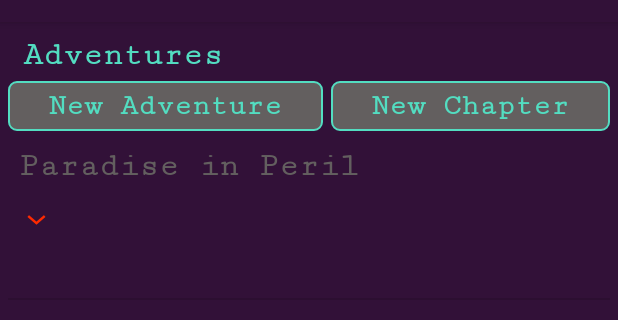
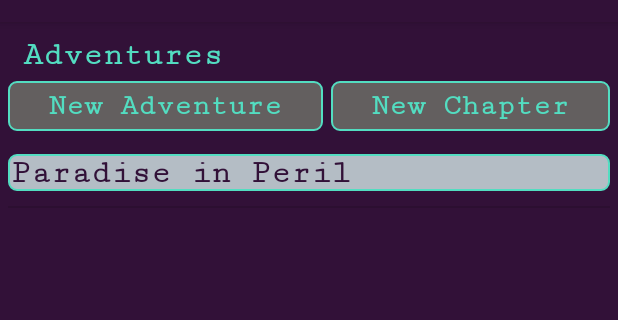
Before and after one commit to zweber11/DiceMaster, an Android app: the screen it shows after launch (MainActivity), after a tap on "Adventures", on a phone screen of 412 x 824 dp, the part 62-382 px from its top. Run offline under Robolectric (Android 15) with nearby library versions, the phone set to English and light mode, and no system bars.

Commit message:
-Expandable ListView/Adapter for Adventures.. -Displaying Chapter children when you select an Adventure. -Added another background drawable for easy ListItem/control styling rollouts/options.

```diff
--- a/app/src/main/java/com/hellwebstudios/zweber/dd/Fragments/Adventures/AdventuresFragment.java
+++ b/app/src/main/java/com/hellwebstudios/zweber/dd/Fragments/Adventures/AdventuresFragment.java
@@ -53,11 +53,12 @@ public class AdventuresFragment extends Fragment {
 
     //ExpandableListView code.
     ExpandableListView exListView;
-    List<String> adventures;
+    List<Adventure> adventures;
     Map<String, List<Chapter>> chapters;
     Cursor res;
 
     ExpandableListAdapter expandableListAdapter;
+    Adventure newAdv;
 
     public AdventuresFragment() {
         // Required empty public constructor
@@ -83,6 +84,15 @@ public class AdventuresFragment extends Fragment {
         //ExpandableListView code.
         exListView = (ExpandableListView) getView().findViewById(R.id.exAdvListView);
 
+        exListView.setOnChildClickListener(new ExpandableListView.OnChildClickListener() {
+            @Override
+            public boolean onChildClick(ExpandableListView expandableListView, View view, int groupPosition, int childPosition, long l) {
+                Toast.makeText(getContext(), adventures.get(groupPosition) + " : " + chapters.get(adventures.get(groupPosition).Name).get(childPosition), Toast.LENGTH_SHORT).show();
+                return false;
+            }
+        });
+
+
         exListView.setOnItemLongClickListener(new AdapterView.OnItemLongClickListener() {
             @Override
             public boolean onItemLongClick(AdapterView<?> adapterView, View view, int position, long id) {
@@ -98,8 +108,8 @@ public class AdventuresFragment extends Fragment {
 //                        Toast.makeText(getActivity(), "An error occurred...", Toast.LENGTH_SHORT).show();
 
                     //Call fillData() to refresh the DrinkList.
-                    res = db.getAllAdv();
-                    fillData(res);
+//                    res = db.getAllAdv();
+//                    fillData(res);
 
                     // Return true as we are handling the event.
                     return true;
@@ -108,13 +118,13 @@ public class AdventuresFragment extends Fragment {
             }
         });
 
-        exListView.setOnGroupClickListener(new ExpandableListView.OnGroupClickListener() {
-            @Override
-            public boolean onGroupClick(ExpandableListView expandableListView, View view, int i, long l) {
-                Toast.makeText(getContext(), "Testing!", Toast.LENGTH_SHORT).show();
-                return false;
-            }
-        });
+//        exListView.setOnGroupClickListener(new ExpandableListView.OnGroupClickListener() {
+//            @Override
+//            public boolean onGroupClick(ExpandableListView expandableListView, View view, int i, long l) {
+//                Toast.makeText(getContext(), "Testing!", Toast.LENGTH_SHORT).show();
+//                return false;
+//            }
+//        });
 
 //        lvAdv = (ListView) getView().findViewById(R.id.lvAdventures);
 //
@@ -292,7 +302,15 @@ public class AdventuresFragment extends Fragment {
         else {
             //Populate the ArrayList with Adventures.
             while (dbCall.moveToNext()) {
-                adventures.add(dbCall.getString(1));
+
+                newAdv = new Adventure();
+                newAdv.AdvID = dbCall.getInt(0);
+                newAdv.Name = dbCall.getString(1);
+                newAdv.Desc = dbCall.getString(2);
+                newAdv.CharID = dbCall.getInt(3);
+                newAdv.NumChapters = dbCall.getInt(4);
+
+                adventures.add(newAdv);
 
                 List<Chapter> chap = new ArrayList<>();
 
@@ -301,8 +319,10 @@ public class AdventuresFragment extends Fragment {
                 while (res2.moveToNext())
                     chap.add(new Chapter(res2.getInt(0), res2.getInt(1), res2.getString(2)));
 
-                chapters.put(dbCall.getString(0), chap);
+                chapters.put(newAdv.Name, chap);
             }
+
+            exListView.setGroupIndicator(null);
 
             //Init adapter
             expandableListAdapter = new AdvExListAdapter(this.getContext(), adventures, chapters);
--- a/app/src/main/java/com/hellwebstudios/zweber/dd/ListAdapters/AdvExListAdapter.java
+++ b/app/src/main/java/com/hellwebstudios/zweber/dd/ListAdapters/AdvExListAdapter.java
@@ -8,6 +8,7 @@ import android.widget.BaseExpandableListAdapter;
 import android.widget.TextView;
 
 import com.hellwebstudios.zweber.dd.DataHelper;
+import com.hellwebstudios.zweber.dd.DataObjects.Adventure;
 import com.hellwebstudios.zweber.dd.DataObjects.Chapter;
 import com.hellwebstudios.zweber.dd.R;
 
@@ -21,10 +22,10 @@ import java.util.Map;
 public class AdvExListAdapter extends BaseExpandableListAdapter {
 
     private Context context;
-    private List<String> adventures;
+    private List<Adventure> adventures;
     private Map<String, List<Chapter>> chapters;
 
-    public AdvExListAdapter(Context context, List<String> adventures, Map<String, List<Chapter>> chapters) {
+    public AdvExListAdapter(Context context, List<Adventure> adventures, Map<String, List<Chapter>> chapters) {
         this.context = context;
         this.adventures = adventures;
         this.chapters = chapters;
@@ -37,17 +38,18 @@ public class AdvExListAdapter extends BaseExpandableListAdapter {
 
     @Override
     public int getChildrenCount(int groupPosition) {
-        return chapters.get(adventures.get(groupPosition)).size();
+        return chapters.get(adventures.get(groupPosition).Name).size();
+//        return 0;
     }
 
     @Override
     public Object getGroup(int groupPosition) {
-        return adventures.get(groupPosition);
+        return adventures.get(groupPosition).Name;
     }
 
     @Override
     public Object getChild(int groupPosition, int childPosition) {
-        return chapters.get(adventures.get(groupPosition)).get(childPosition);
+        return chapters.get(adventures.get(groupPosition)).get(childPosition).Name;
     }
 
     @Override
@@ -79,10 +81,10 @@ public class AdvExListAdapter extends BaseExpandableListAdapter {
         txtTitle.setText(adventureName);
 
         TextView txt2 = (TextView) convertView.findViewById(R.id.txtExParent2);
-        txt2.setVisibility(View.INVISIBLE);
+        txt2.setVisibility(View.GONE);
 
         TextView txt3 = (TextView) convertView.findViewById(R.id.txtExParent3);
-        txt3.setVisibility(View.INVISIBLE);
+        txt3.setVisibility(View.GONE);
 
         return convertView;
     }
@@ -90,10 +92,9 @@ public class AdvExListAdapter extends BaseExpandableListAdapter {
     @Override
     public View getChildView(int groupPosition, int childPosition, boolean isLastChild, View convertView, ViewGroup parent) {
 
-        DataHelper db = new DataHelper(context);
-        Integer cID = chapters.get(adventures.get(groupPosition)).get(childPosition).ChapID;
+        Integer cID = chapters.get(adventures.get(groupPosition).Name).get(childPosition).ChapID;
 
-        String chapterName = db.getChapTitle(cID);
+        String chapterName = chapters.get(adventures.get(groupPosition).Name).get(childPosition).Name;
 
         if (convertView == null) {
             LayoutInflater inflater = (LayoutInflater) context.getSystemService(context.LAYOUT_INFLATER_SERVICE);
@@ -104,10 +105,10 @@ public class AdvExListAdapter extends BaseExpandableListAdapter {
         txtChapName.setText(chapterName);
 
         TextView txt2 = (TextView) convertView.findViewById(R.id.txtExChild2);
-        txt2.setVisibility(View.INVISIBLE);
+        txt2.setVisibility(View.GONE);
 
         TextView txt3 = (TextView) convertView.findViewById(R.id.txtExChild3);
-        txt3.setVisibility(View.INVISIBLE);
+        txt3.setVisibility(View.GONE);
 
         convertView.setTag(cID);
 
--- /dev/null
+++ b/app/src/main/res/drawable/background3.xml
@@ -0,0 +1,8 @@
+<?xml version="1.0" encoding="utf-8"?>
+<shape xmlns:android="http://schemas.android.com/apk/res/android">
+    <solid android:color="@color/color6" />
+    <corners android:radius="5dp" />
+    <stroke
+        android:width="1dp"
+        android:color="@color/color5" />
+</shape>
--- a/app/src/main/res/layout/fragment_adventures.xml
+++ b/app/src/main/res/layout/fragment_adventures.xml
@@ -38,10 +38,12 @@
             <!--android:textSize="20sp" />-->
 
     </LinearLayout>
+
     <LinearLayout
-        android:orientation="horizontal"
         android:layout_width="match_parent"
-        android:layout_height="wrap_content">
+        android:layout_height="wrap_content"
+        android:layout_marginBottom="10dp"
+        android:orientation="horizontal">
 
         <TextView
             android:id="@+id/txtNewAdventure"
--- a/app/src/main/res/layout/list_ex_par_object.xml
+++ b/app/src/main/res/layout/list_ex_par_object.xml
@@ -5,42 +5,40 @@
 
     <TextView
         android:id="@+id/txtExParent1"
-        android:layout_width="wrap_content"
+        android:layout_width="match_parent"
         android:layout_height="wrap_content"
-        android:layout_margin="5dp"
         android:layout_marginBottom="10dp"
+        android:background="@drawable/background3"
         android:fontFamily="serif-monospace"
         android:paddingLeft="2dp"
         android:text="Field 1 Here"
         android:textAppearance="@style/TextAppearance.AppCompat.Large"
-        android:textColor="@color/gray"
+        android:textColor="@color/colorPrimary"
         android:textStyle="bold" />
 
     <TextView
         android:id="@+id/txtExParent2"
-        android:layout_width="wrap_content"
+        android:layout_width="match_parent"
         android:layout_height="wrap_content"
-        android:layout_margin="5dp"
         android:layout_marginBottom="10dp"
+        android:background="@drawable/background3"
         android:fontFamily="serif-monospace"
         android:paddingLeft="2dp"
         android:text="Field 2 Here"
         android:textAppearance="@style/TextAppearance.AppCompat.Large"
-        android:textColor="@color/gray"
-        android:textStyle="bold"
-        android:visibility="gone" />
+        android:textColor="@color/colorPrimary"
+        android:textStyle="bold" />
 
     <TextView
         android:id="@+id/txtExParent3"
-        android:layout_width="wrap_content"
+        android:layout_width="match_parent"
         android:layout_height="wrap_content"
-        android:layout_margin="5dp"
         android:layout_marginBottom="10dp"
+        android:background="@drawable/background3"
         android:fontFamily="serif-monospace"
         android:paddingLeft="2dp"
         android:text="Field 3 Here"
         android:textAppearance="@style/TextAppearance.AppCompat.Large"
-        android:textColor="@color/gray"
-        android:textStyle="bold"
-        android:visibility="gone" />
+        android:textColor="@color/colorPrimary"
+        android:textStyle="bold" />
 </LinearLayout>
```
Also changed, not shown: app/src/main/res/layout/list_ex_child_object.xml (+9 -9 lines).
